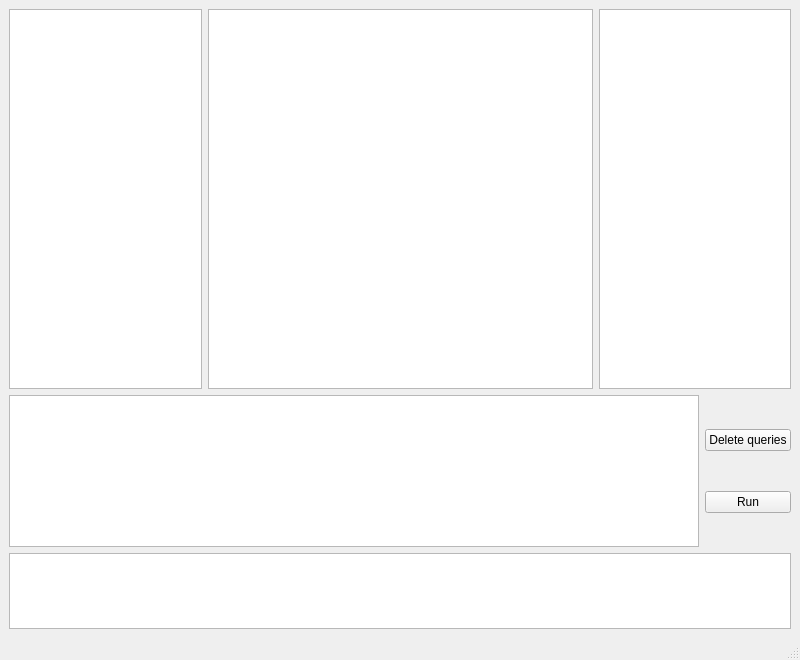
P1P0P/Database_gui, file lab2DB/mainwindow.ui: the form before one commit.
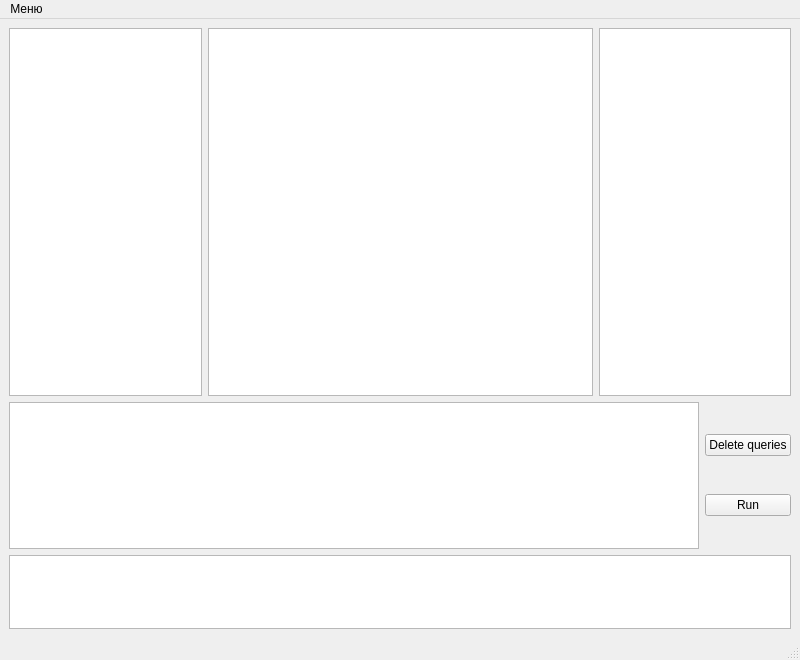
The form after the commit.

```diff
--- a/lab2DB/mainwindow.ui
+++ b/lab2DB/mainwindow.ui
@@ -104,6 +104,13 @@
      <height>25</height>
     </rect>
    </property>
+   <widget class="QMenu" name="menu">
+    <property name="title">
+     <string>Меню</string>
+    </property>
+    <addaction name="action"/>
+   </widget>
+   <addaction name="menu"/>
   </widget>
   <widget class="QStatusBar" name="statusbar"/>
  </widget>
```
Left out of the diff: 5 changed lines with no effect on the pictures.
